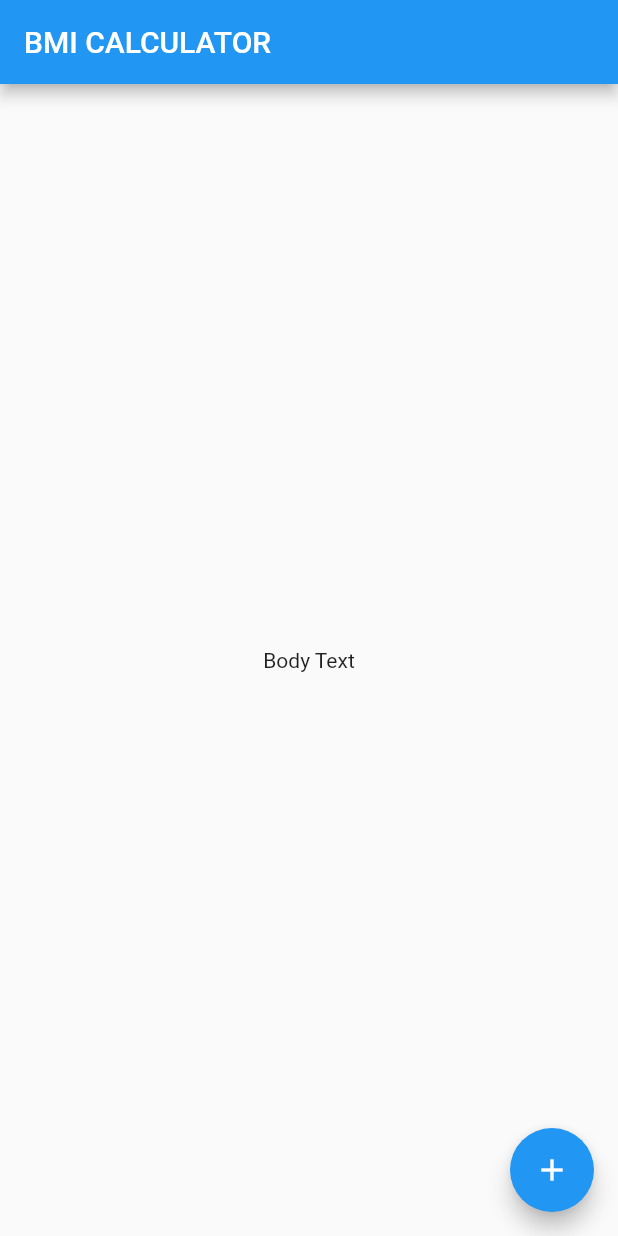
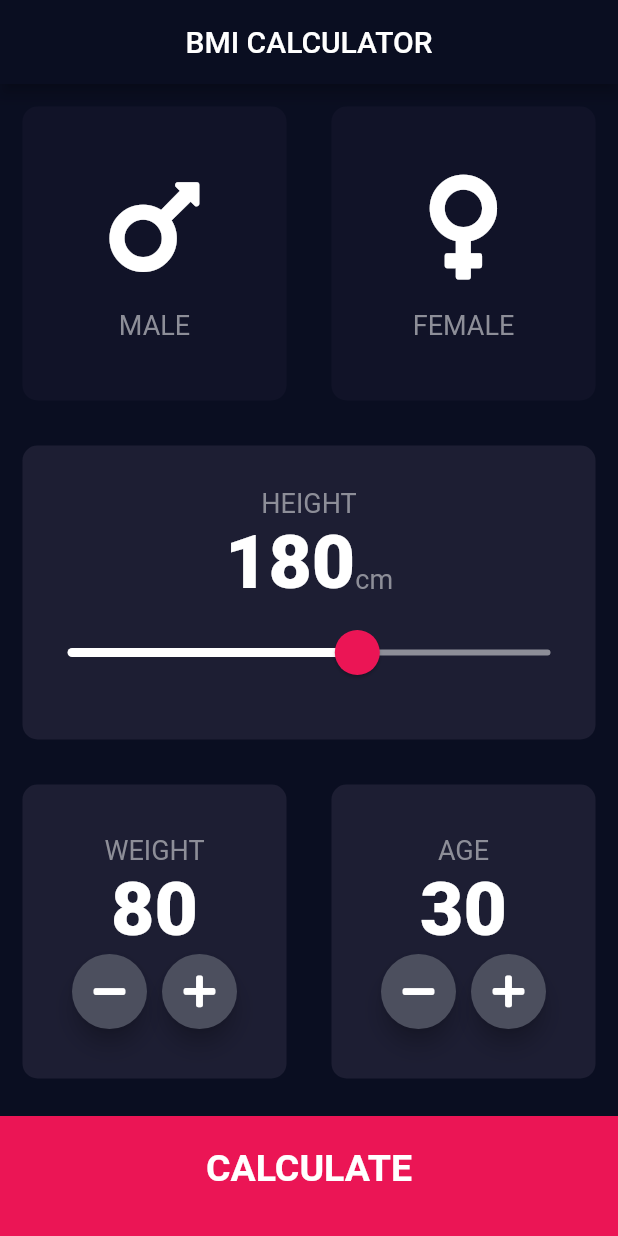
Before and after one commit to joaofbvieira/bmi-calculator-app-flutter, a Flutter app: the screen it shows after launch, on a phone screen of 412 x 824 dp. Run offline on Flutter 3.47's test engine with Material 2 defaults, Android fonts, the phone set to English and light mode, and no system bars; our stand-ins replace font_awesome_flutter.

Commit message:
Finished the project

```diff
--- /dev/null
+++ b/lib/calculator_brain.dart
@@ -0,0 +1,35 @@
+import 'dart:math';
+
+class CalculatorBrain {
+  CalculatorBrain({this.height, this.weight});
+
+  final int height;
+  final int weight;
+
+  double _bmi;
+
+  String calculateBMI() {
+    _bmi = weight / pow(height / 100, 2);
+    return _bmi.toStringAsFixed(1);
+  }
+
+  String getResult() {
+    if (_bmi >= 25) {
+      return 'Overweight';
+    } else if (_bmi > 18.5) {
+      return 'Normal';
+    } else {
+      return 'Underweight';
+    }
+  }
+
+  String getInterpretation() {
+    if (_bmi >= 25) {
+      return 'You have a higher than normal body weight. Try to exercise more.';
+    } else if (_bmi > 18.5) {
+      return 'You have a normal body weight. Good job!';
+    } else {
+      return 'You have a lower than normal body weight. You can eat a bit more.';
+    }
+  }
+}
--- /dev/null
+++ b/lib/components/bottom_button.dart
@@ -0,0 +1,27 @@
+import 'package:flutter/material.dart';
+import 'package:bmi_calculator/constants.dart';
+
+class BottomButton extends StatelessWidget {
+  BottomButton({this.onTap, this.title});
+  final Function onTap;
+  final String title;
+
+  @override
+  Widget build(BuildContext context) {
+    return GestureDetector(
+      onTap: onTap,
+      child: Container(
+        child: Center(
+            child: Text(
+          title,
+          style: kLargeButtonTextStyle,
+        )),
+        color: kBottomContainerColor,
+        margin: EdgeInsets.only(top: 10.0),
+        width: double.infinity,
+        height: kBottomContainerHeight,
+        padding: EdgeInsets.only(bottom: 10.0),
+      ),
+    );
+  }
+}
--- /dev/null
+++ b/lib/components/icon_content.dart
@@ -0,0 +1,27 @@
+import 'package:flutter/material.dart';
+import 'package:bmi_calculator/constants.dart';
+
+class IconContent extends StatelessWidget {
+  IconContent({@required this.icon, @required this.label});
+
+  final IconData icon;
+  final String label;
+
+  @override
+  Widget build(BuildContext context) {
+    return Column(
+      mainAxisAlignment: MainAxisAlignment.center,
+      children: <Widget>[
+        Icon(
+          icon,
+          size: 80.0,
+        ),
+        SizedBox(height: 15.0),
+        Text(
+          label,
+          style: kLabelTextStyle,
+        ),
+      ],
+    );
+  }
+}
--- /dev/null
+++ b/lib/components/reusable_card.dart
@@ -0,0 +1,24 @@
+import 'package:flutter/material.dart';
+
+class ReusableCard extends StatelessWidget {
+  ReusableCard({@required this.colour, this.cardChild, this.onPress});
+
+  final Color colour;
+  final Widget cardChild;
+  final Function onPress;
+
+  @override
+  Widget build(BuildContext context) {
+    return GestureDetector(
+      onTap: onPress,
+      child: Container(
+        child: cardChild,
+        margin: EdgeInsets.all(15.0),
+        decoration: BoxDecoration(
+          borderRadius: BorderRadius.circular(10.0),
+          color: colour,
+        ),
+      ),
+    );
+  }
+}
--- /dev/null
+++ b/lib/components/round_icon_button.dart
@@ -0,0 +1,26 @@
+import 'package:flutter/material.dart';
+
+class RoundIconButton extends StatelessWidget {
+  RoundIconButton({this.icon, this.onPress});
+
+  final IconData icon;
+  final Function onPress;
+
+  @override
+  Widget build(BuildContext context) {
+    return RawMaterialButton(
+      onPressed: onPress,
+      shape: CircleBorder(),
+      fillColor: Color(0xFF4C4F5E),
+      constraints: BoxConstraints.tightFor(
+        width: 50.0,
+        height: 50.0,
+      ),
+      elevation: 6.0,
+      child: Icon(
+        icon,
+        color: Colors.white,
+      ),
+    );
+  }
+}
--- /dev/null
+++ b/lib/constants.dart
@@ -0,0 +1,14 @@
+import 'package:flutter/material.dart';
+
+const kLabelTextStyle = TextStyle(fontSize: 18.0, color: Color(0xFF8D8E98));
+const kNumberTextStyle = TextStyle(fontSize: 50.0, fontWeight: FontWeight.w900);
+const kLargeButtonTextStyle = TextStyle(fontSize: 25.0, fontWeight: FontWeight.bold);
+const kTitleTextStyle = TextStyle(fontSize: 50.0, fontWeight: FontWeight.bold);
+const kResultTextStyle = TextStyle(fontSize: 22.0, color: Color(0xFF24D676), fontWeight: FontWeight.bold);
+const kBMITextStyle = TextStyle(fontSize: 100.0, fontWeight: FontWeight.bold);
+const kBodyTextStyle = TextStyle(fontSize: 22.0);
+
+const kBottomContainerHeight = 80.0;
+const kBottomContainerColor = Color(0xFFEB1555);
+const kActiveContainerColor = Color(0xFF1D1E33);
+const kInactiveContainerColor = Color(0xFF111328);
--- a/lib/main.dart
+++ b/lib/main.dart
@@ -1,4 +1,5 @@
 import 'package:flutter/material.dart';
+import 'screens/input_page.dart';
 
 void main() => runApp(BMICalculator());
 
@@ -6,29 +7,12 @@ class BMICalculator extends StatelessWidget {
   @override
   Widget build(BuildContext context) {
     return MaterialApp(
+      theme: ThemeData.dark().copyWith(
+        primaryColor: Color(0xFF0A0E21),
+        scaffoldBackgroundColor: Color(0xFF0A0E21),
+      ),
       home: InputPage(),
+      debugShowCheckedModeBanner: false,
     );
   }
 }
-
-class InputPage extends StatefulWidget {
-  @override
-  _InputPageState createState() => _InputPageState();
-}
-
-class _InputPageState extends State<InputPage> {
-  @override
-  Widget build(BuildContext context) {
-    return Scaffold(
-      appBar: AppBar(
-        title: Text('BMI CALCULATOR'),
-      ),
-      body: Center(
-        child: Text('Body Text'),
-      ),
-      floatingActionButton: FloatingActionButton(
-        child: Icon(Icons.add),
-      ),
-    );
-  }
-}
--- /dev/null
+++ b/lib/screens/input_page.dart
@@ -0,0 +1,230 @@
+import 'package:flutter/material.dart';
+import 'package:font_awesome_flutter/font_awesome_flutter.dart';
+import 'package:bmi_calculator/components/reusable_card.dart';
+import 'package:bmi_calculator/components/icon_content.dart';
+import 'package:bmi_calculator/components/round_icon_button.dart';
+import 'package:bmi_calculator/constants.dart';
+import 'results_page.dart';
+import 'package:bmi_calculator/components/bottom_button.dart';
+import 'package:bmi_calculator/calculator_brain.dart';
+
+enum Gender { male, female }
+
+class InputPage extends StatefulWidget {
+  @override
+  _InputPageState createState() => _InputPageState();
+}
+
+class _InputPageState extends State<InputPage> {
+  Gender selectedGender;
+  int selectedHeight = 180;
+  int selectedWeight = 80;
+  int selectedAge = 30;
+
+  @override
+  Widget build(BuildContext context) {
+    return Scaffold(
+      appBar: AppBar(
+        title: Center(child: Text('BMI CALCULATOR')),
+      ),
+      body: Column(
+        crossAxisAlignment: CrossAxisAlignment.stretch,
+        children: <Widget>[
+          Expanded(
+            child: Row(
+              children: <Widget>[
+                Expanded(
+                  child: ReusableCard(
+                    onPress: () {
+                      setState(() {
+                        selectedGender = Gender.male;
+                      });
+                    },
+                    colour: selectedGender == Gender.male
+                        ? kActiveContainerColor
+                        : kInactiveContainerColor,
+                    cardChild: IconContent(
+                      icon: FontAwesomeIcons.mars,
+                      label: 'MALE',
+                    ),
+                  ),
+                ),
+                Expanded(
+                  child: ReusableCard(
+                    onPress: () {
+                      setState(() {
+                        selectedGender = Gender.female;
+                      });
+                    },
+                    colour: selectedGender == Gender.female
+                        ? kActiveContainerColor
+                        : kInactiveContainerColor,
+                    cardChild: IconContent(
+                      icon: FontAwesomeIcons.venus,
+                      label: 'FEMALE',
+                    ),
+                  ),
+                ),
+              ],
+            ),
+          ),
+          Expanded(
+            child: ReusableCard(
+              colour: kActiveContainerColor,
+              cardChild: Column(
+                mainAxisAlignment: MainAxisAlignment.center,
+                children: <Widget>[
+                  Text(
+                    'HEIGHT',
+                    style: kLabelTextStyle,
+                  ),
+                  Row(
+                    mainAxisAlignment: MainAxisAlignment.center,
+                    crossAxisAlignment: CrossAxisAlignment.baseline,
+                    textBaseline: TextBaseline.alphabetic,
+                    children: <Widget>[
+                      Text(
+                        selectedHeight.toString(),
+                        style: kNumberTextStyle,
+                      ),
+                      Text(
+                        'cm',
+                        style: kLabelTextStyle,
+                      ),
+                    ],
+                  ),
+                  SliderTheme(
+                    data: SliderTheme.of(context).copyWith(
+                      activeTrackColor: Colors.white,
+                      inactiveTrackColor: Color(0xFF8D8E98),
+                      thumbColor: Color(0xFFEB1555),
+                      overlayColor: Color(0xFFEB1555).withAlpha(0x1f),
+                      thumbShape:
+                          RoundSliderThumbShape(enabledThumbRadius: 15.0),
+                      overlayShape:
+                          RoundSliderOverlayShape(overlayRadius: 30.0),
+                    ),
+                    child: Slider(
+                      value: selectedHeight.toDouble(),
+                      min: 120.0,
+                      max: 220.0,
+                      onChanged: (double newValue) {
+                        setState(() {
+                          selectedHeight = newValue.round();
+                        });
+                      },
+                    ),
+                  ),
+                ],
+              ),
+            ),
+          ),
+          Expanded(
+            child: Row(
+              children: <Widget>[
+                Expanded(
+                  child: ReusableCard(
+                    colour: kActiveContainerColor,
+                    cardChild: Column(
+                      mainAxisAlignment: MainAxisAlignment.center,
+                      children: <Widget>[
+                        Text(
+                          'WEIGHT',
+                          style: kLabelTextStyle,
+                        ),
+                        Text(
+                          selectedWeight.toString(),
+                          style: kNumberTextStyle,
+                        ),
+                        Row(
+                          mainAxisAlignment: MainAxisAlignment.center,
+                          children: <Widget>[
+                            RoundIconButton(
+                              icon: FontAwesomeIcons.minus,
+                              onPress: selectedWeight == 0
+                                  ? null
+                                  : () {
+                                      setState(() {
+                                        if (selectedWeight > 0)
+                                          selectedWeight--;
+                                      });
+                                    },
+                            ),
+                            SizedBox(width: 10.0),
+                            RoundIconButton(
+                              icon: FontAwesomeIcons.plus,
+                              onPress: () {
+                                setState(() {
+                                  selectedWeight++;
+                                });
+                              },
+                            ),
+                          ],
+                        ),
+                      ],
+                    ),
+                  ),
+                ),
+                Expanded(
+                  child: ReusableCard(
+                    colour: kActiveContainerColor,
+                    cardChild: Column(
+                      mainAxisAlignment: MainAxisAlignment.center,
+                      children: <Widget>[
+                        Text(
+                          'AGE',
+                          style: kLabelTextStyle,
+                        ),
+                        Text(
+                          selectedAge.toString(),
+                          style: kNumberTextStyle,
+                        ),
+                        Row(
+                          mainAxisAlignment: MainAxisAlignment.center,
+                          children: <Widget>[
+                            RoundIconButton(
+                              icon: FontAwesomeIcons.minus,
+                              onPress: selectedAge == 0
+                                  ? null
+                                  : () {
+                                      setState(() {
+                                        if (selectedAge > 0) selectedAge--;
+                                      });
+                                    },
+                            ),
+                            SizedBox(width: 10.0),
+                            RoundIconButton(
+                              icon: FontAwesomeIcons.plus,
+                              onPress: () {
+                                setState(() {
+                                  selectedAge++;
+                                });
+                              },
+                            ),
+                          ],
+                        ),
+                      ],
+                    ),
+                  ),
+                ),
+              ],
+            ),
+          ),
+          BottomButton(
+            title: 'CALCULATE',
+            onTap: () {
+              CalculatorBrain calc = CalculatorBrain(height: selectedHeight, weight: selectedWeight);
+
+              Navigator.push(context,
+                  MaterialPageRoute(builder: (context) => ResultsPage(
+                    bmiResult: calc.calculateBMI(),
+                    resultText: calc.getResult(),
+                    interpretation: calc.getInterpretation(),
+                  )));
+            },
+          ),
+        ],
+      ),
+    );
+  }
+}
--- a/pubspec.yaml
+++ b/pubspec.yaml
@@ -11,6 +11,7 @@ dependencies:
     sdk: flutter
 
   cupertino_icons: ^0.1.2
+  font_awesome_flutter: ^8.8.1
 
 dev_dependencies:
   flutter_test:
```
Also changed, not shown: lib/screens/results_page.dart (added, +71 -0 lines), 1 other file.
